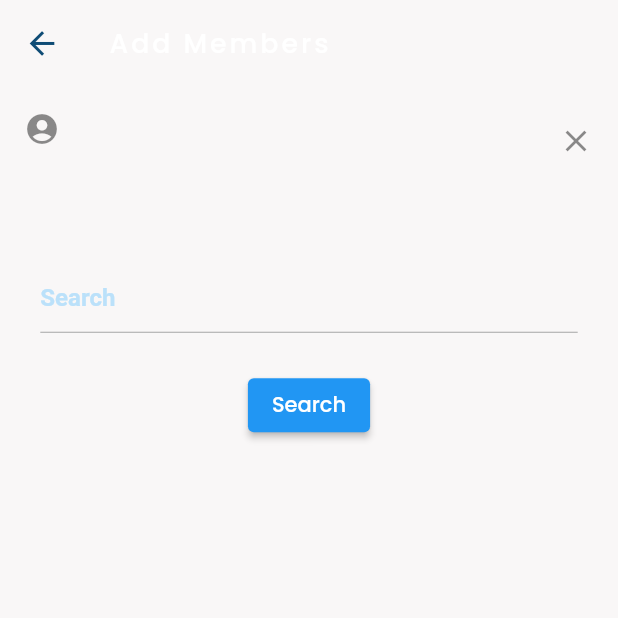
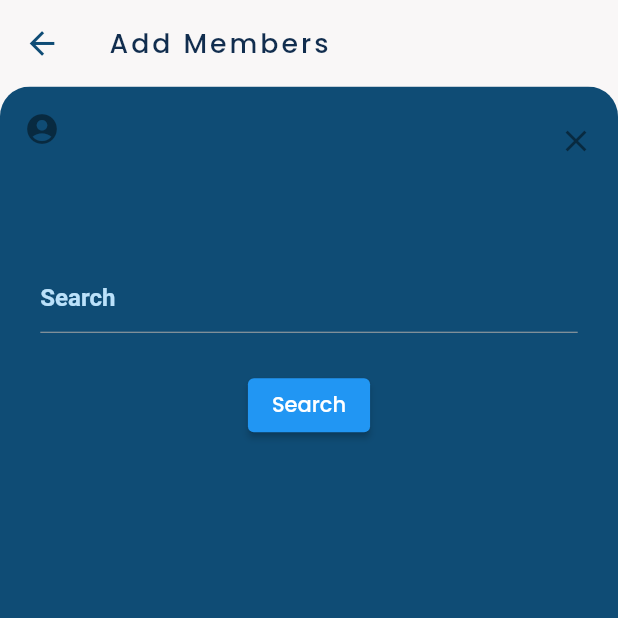
Before and after one commit to smit-kukadiya/EduInfo, a Flutter app: the AddMembersInGroup screen opened directly, on a phone screen of 412 x 824 dp, the top half of it. Run offline on Flutter 3.47's test engine with Material 2 defaults, Android fonts, the phone set to English and light mode, and no system bars; our stand-ins replace cloud_firestore, firebase_auth, firebase_core, firebase_storage, flutter_svg, get and 4 more; accounts and stored records are empty; project files that could hold a hidden picture were left out.

Commit message:
Image problem is solved and Group chat working ongoing

```diff
--- a/lib/group_chats/create_group/add_members.dart
+++ b/lib/group_chats/create_group/add_members.dart
@@ -1,3 +1,4 @@
+import 'package:EduInfo/constants.dart';
 import 'package:EduInfo/group_chats/create_group/create_group.dart';
 import 'package:cloud_firestore/cloud_firestore.dart';
 import 'package:firebase_auth/firebase_auth.dart';
@@ -32,7 +33,7 @@ class _AddMembersInGroupState extends State<AddMembersInGroup> {
         .then((map) {
       setState(() {
         membersList.add({
-          "name": map['name'],
+          "first name": map['first name'],
           "email": map['email'],
           "uid": map['uid'],
           "isAdmin": true,
@@ -71,7 +72,7 @@ class _AddMembersInGroupState extends State<AddMembersInGroup> {
     if (!isAlreadyExist) {
       setState(() {
         membersList.add({
-          "name": userMap!['name'],
+          "first name": userMap!['first name'],
           "email": userMap!['email'],
           "uid": userMap!['uid'],
           "isAdmin": false,
@@ -96,9 +97,17 @@ class _AddMembersInGroupState extends State<AddMembersInGroup> {
 
     return Scaffold(
       appBar: AppBar(
-        title: Text("Add Members"),
+        title: Text("Add Members", style: TextStyle(color: kTextWhiteColor),),
       ),
-      body: SingleChildScrollView(
+      body: Column(
+        children: [
+          Expanded(
+            child: Container(
+              decoration: BoxDecoration(
+                borderRadius: kTopBorderRadius,
+                color: kOtherColor,
+              ),
+      child: SingleChildScrollView(
         child: Column(
           mainAxisSize: MainAxisSize.min,
           children: [
@@ -111,7 +120,7 @@ class _AddMembersInGroupState extends State<AddMembersInGroup> {
                   return ListTile(
                     onTap: () => onRemoveMembers(index),
                     leading: Icon(Icons.account_circle),
-                    title: Text(membersList[index]['name']),
+                    title: Text(membersList[index]['first name']),
                     subtitle: Text(membersList[index]['email']),
                     trailing: Icon(Icons.close),
                   );
@@ -157,13 +166,17 @@ class _AddMembersInGroupState extends State<AddMembersInGroup> {
                 ? ListTile(
                     onTap: onResultTap,
                     leading: Icon(Icons.account_box),
-                    title: Text(userMap!['name']),
+                    title: Text(userMap!['first name']),
                     subtitle: Text(userMap!['email']),
                     trailing: Icon(Icons.add),
                   )
                 : SizedBox(),
           ],
         ),
+      ),
+            ),
+          ),
+        ],
       ),
       floatingActionButton: membersList.length >= 2
           ? FloatingActionButton(
--- a/lib/screens/assignment_screen/chat_room.dart
+++ b/lib/screens/assignment_screen/chat_room.dart
@@ -232,7 +232,7 @@ class ChatRoom extends StatelessWidget {
             height: size.height / 2.5,
             width: size.width,
             padding: EdgeInsets.symmetric(vertical: 5, horizontal: 5),
-            alignment: map['sendby'] == _auth.currentUser!.displayName
+            alignment: map['sendby'] == _auth.currentUser!.email
                 ? Alignment.centerRight
                 : Alignment.centerLeft,
             child: InkWell(
```
Also changed, not shown: lib/group_chats/create_group/create_group.dart (+16 -4 lines), lib/group_chats/group_chat_room.dart (+16 -4 lines), 3 other files.
